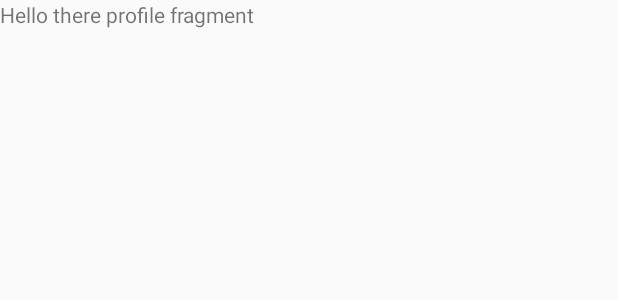
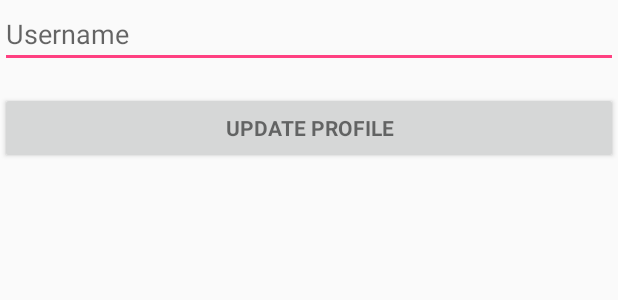
Before and after one commit to Sircjarr/FirebaseImageFeed, an Android app: the layout fragment_profile.xml on its own in the app's theme, with its tools: preview values and no code run, on a phone screen of 412 x 824 dp. Shown: the top 300 px of the screen. Run offline under Robolectric (Android 15) with nearby library versions, the phone set to English and light mode, and no system bars.

Commit message:
Created User class, added write to database functionality in ProfileFragment

```diff
--- a/app/build.gradle
+++ b/app/build.gradle
@@ -30,10 +30,12 @@ dependencies {
     compile 'com.google.firebase:firebase-auth:10.0.1'
     compile 'com.android.support:design:25.3.1'
     compile 'com.android.support:support-vector-drawable:25.3.1'
+    compile 'com.google.firebase:firebase-database:10.0.1'
     testCompile 'junit:junit:4.12'
 }
 
 
 
 
+
 apply plugin: 'com.google.gms.google-services'
--- a/app/src/main/java/com/example/cliff/firebaseimagefeed/MainActivity.java
+++ b/app/src/main/java/com/example/cliff/firebaseimagefeed/MainActivity.java
@@ -39,6 +39,8 @@ public class MainActivity extends AppCompatActivity {
                 if (user != null) {
                     // User is signed in
                     Log.d(TAG, "onAuthStateChanged:signed_in:" + user.getUid());
+                    Intent intent = new Intent(MainActivity.this, NavigationActivity.class);
+                    startActivity(intent);
                     makeToast("Signed in");
                 } else {
                     // User is signed out
--- a/app/src/main/res/layout/activity_navigation.xml
+++ b/app/src/main/res/layout/activity_navigation.xml
@@ -12,8 +12,8 @@
         android:id="@+id/content"
         android:layout_width="match_parent"
         android:layout_height="0dp"
-        android:layout_weight="1">
-    </FrameLayout>
+        android:layout_weight="1"
+        />
 
     <android.support.design.widget.BottomNavigationView
         android:id="@+id/navigation"
--- a/app/src/main/res/layout/fragment_profile.xml
+++ b/app/src/main/res/layout/fragment_profile.xml
@@ -1,10 +1,26 @@
 <?xml version="1.0" encoding="utf-8"?>
-<RelativeLayout xmlns:android="http://schemas.android.com/apk/res/android"
-    android:layout_width="match_parent" android:layout_height="match_parent">
+<LinearLayout xmlns:android="http://schemas.android.com/apk/res/android"
+    xmlns:tools="http://schemas.android.com/tools"
+    android:layout_width="match_parent"
+    android:layout_height="match_parent"
+    android:gravity="center_horizontal"
+    android:orientation="vertical">
 
-    <TextView
-        android:layout_width="wrap_content"
+    <EditText
+        android:id="@+id/etUsername"
+        android:layout_width="match_parent"
         android:layout_height="wrap_content"
-        android:text="Hello there profile fragment"/>
+        android:hint="@string/username"
+        android:inputType="textEmailAddress"
+        android:maxLines="1" />
 
-</RelativeLayout>
+    <Button
+        android:id="@+id/btnCreateUser"
+        style="?android:textAppearanceSmall"
+        android:layout_width="match_parent"
+        android:layout_height="wrap_content"
+        android:layout_marginTop="16dp"
+        android:text="@string/update_profile"
+        android:textStyle="bold" />
+
+</LinearLayout>
--- a/app/src/main/res/values/strings.xml
+++ b/app/src/main/res/values/strings.xml
@@ -9,4 +9,6 @@
     <string name="title_home">Home</string>
     <string name="title_dashboard">Dashboard</string>
     <string name="title_notifications">Notifications</string>
+    <string name="username">Username</string>
+    <string name="update_profile">Update profile</string>
 </resources>
```
Also changed, not shown: app/src/main/java/com/example/cliff/firebaseimagefeed/Model/User.java (added, +28 -0 lines), app/src/main/java/com/example/cliff/firebaseimagefeed/NavigationActivity.java (+29 -9 lines), app/src/main/java/com/example/cliff/firebaseimagefeed/ProfileFragment.java (+66 -0 lines), app/src/main/java/com/example/cliff/firebaseimagefeed/UsersFragment.java (+54 -9 lines), app/src/main/res/layout/fragment_users.xml (+7 -1 lines).
